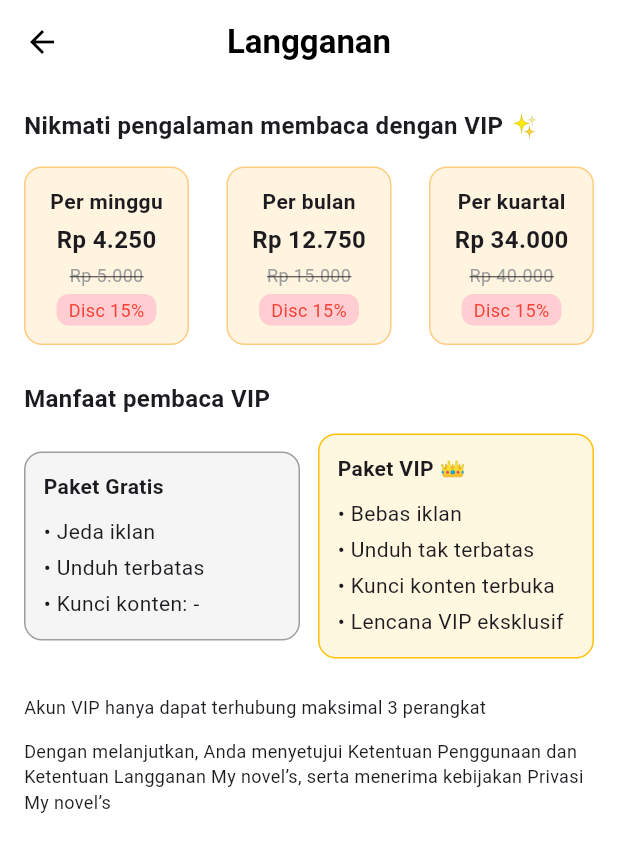
After one commit to Venita23/Tugas-Kelompok-1-DPM, a Flutter app: the ProfilePage screen opened directly, after a tap on "Langganan VIP", on a phone screen of 412 x 824 dp. The commit adds this screen. Shown: the top 852 px of the screen. Run offline on Flutter 3.47's test engine with Material 3 defaults, Android fonts, the phone set to English and light mode, and no system bars.

Commit message:
Langganan.dart

```diff
--- /dev/null
+++ b/lib/langganan.dart
@@ -0,0 +1,210 @@
+import 'package:flutter/material.dart';
+
+class LanggananPage extends StatelessWidget {
+  const LanggananPage({super.key});
+
+  @override
+  Widget build(BuildContext context) {
+    return Scaffold(
+      backgroundColor: Colors.white,
+      appBar: AppBar(
+        backgroundColor: Colors.white,
+        elevation: 0,
+        leading: IconButton(
+          icon: const Icon(Icons.arrow_back, color: Colors.black),
+          onPressed: () => Navigator.pop(context),
+        ),
+        centerTitle: true,
+        title: const Text(
+          "Langganan",
+          style: TextStyle(
+            color: Colors.black,
+            fontWeight: FontWeight.bold,
+          ),
+        ),
+      ),
+      body: ListView(
+        padding: const EdgeInsets.all(16),
+        children: [
+          const Text(
+            "Nikmati pengalaman membaca dengan VIP ✨",
+            style: TextStyle(
+              fontSize: 16,
+              fontWeight: FontWeight.bold,
+            ),
+          ),
+          const SizedBox(height: 16),
+
+          // Pilihan Paket
+          Row(
+            mainAxisAlignment: MainAxisAlignment.spaceBetween,
+            children: const [
+              PaketCard(
+                durasi: "Per minggu",
+                hargaDiskon: "Rp 4.250",
+                hargaAsli: "Rp 5.000",
+              ),
+              PaketCard(
+                durasi: "Per bulan",
+                hargaDiskon: "Rp 12.750",
+                hargaAsli: "Rp 15.000",
+              ),
+              PaketCard(
+                durasi: "Per kuartal",
+                hargaDiskon: "Rp 34.000",
+                hargaAsli: "Rp 40.000",
+              ),
+            ],
+          ),
+
+          const SizedBox(height: 24),
+
+          // Manfaat VIP
+          const Text(
+            "Manfaat pembaca VIP",
+            style: TextStyle(
+              fontWeight: FontWeight.bold,
+              fontSize: 16,
+            ),
+          ),
+          const SizedBox(height: 12),
+
+          Row(
+            children: const [
+              Expanded(child: PaketBenefitCard(
+                title: "Paket Gratis",
+                items: [
+                  "Jeda iklan",
+                  "Unduh terbatas",
+                  "Kunci konten: -"
+                ],
+                isVip: false,
+              )),
+              SizedBox(width: 12),
+              Expanded(child: PaketBenefitCard(
+                title: "Paket VIP 👑",
+                items: [
+                  "Bebas iklan",
+                  "Unduh tak terbatas",
+                  "Kunci konten terbuka",
+                  "Lencana VIP eksklusif"
+                ],
+                isVip: true,
+              )),
+            ],
+          ),
+
+          const SizedBox(height: 24),
+          const Text(
+            "Akun VIP hanya dapat terhubung maksimal 3 perangkat",
+            style: TextStyle(fontSize: 12),
+          ),
+          const SizedBox(height: 12),
+          const Text(
+            "Dengan melanjutkan, Anda menyetujui Ketentuan Penggunaan dan Ketentuan Langganan My novel’s, serta menerima kebijakan Privasi My novel’s",
+            style: TextStyle(fontSize: 12),
+          ),
+        ],
+      ),
+    );
+  }
+}
+
+class PaketCard extends StatelessWidget {
+  final String durasi;
+  final String hargaDiskon;
+  final String hargaAsli;
+
+  const PaketCard({
+    super.key,
+    required this.durasi,
+    required this.hargaDiskon,
+    required this.hargaAsli,
+  });
+
+  @override
+  Widget build(BuildContext context) {
+    return Container(
+      width: 110,
+      padding: const EdgeInsets.all(12),
+      decoration: BoxDecoration(
+        color: Color(0xFFFFF4E0),
+        borderRadius: BorderRadius.circular(12),
+        border: Border.all(color: Colors.orange.shade200),
+      ),
+      child: Column(
+        children: [
+          Text(
+            durasi,
+            style: const TextStyle(fontWeight: FontWeight.bold),
+          ),
+          const SizedBox(height: 4),
+          Text(
+            hargaDiskon,
+            style: const TextStyle(fontWeight: FontWeight.bold, fontSize: 16),
+          ),
+          const SizedBox(height: 4),
+          Text(
+            hargaAsli,
+            style: const TextStyle(
+              decoration: TextDecoration.lineThrough,
+              color: Colors.grey,
+              fontSize: 12,
+            ),
+          ),
+          const SizedBox(height: 4),
+          Container(
+            padding: const EdgeInsets.symmetric(vertical: 2, horizontal: 8),
+            decoration: BoxDecoration(
+              color: Colors.red.shade100,
+              borderRadius: BorderRadius.circular(8),
+            ),
+            child: const Text(
+              "Disc 15%",
+              style: TextStyle(color: Colors.red, fontSize: 12),
+            ),
+          ),
+        ],
+      ),
+    );
+  }
+}
+
+class PaketBenefitCard extends StatelessWidget {
+  final String title;
+  final List<String> items;
+  final bool isVip;
+
+  const PaketBenefitCard({
+    super.key,
+    required this.title,
+    required this.items,
+    required this.isVip,
+  });
+
+  @override
+  Widget build(BuildContext context) {
+    return Container(
+      padding: const EdgeInsets.all(12),
+      decoration: BoxDecoration(
+        color: isVip ? Color(0xFFFFF8E1) : Color(0xFFF5F5F5),
+        borderRadius: BorderRadius.circular(12),
+        border: Border.all(color: isVip ? Colors.amber : Colors.grey),
+      ),
+      child: Column(
+        crossAxisAlignment: CrossAxisAlignment.start,
+        children: [
+          Text(
+            title,
+            style: const TextStyle(fontWeight: FontWeight.bold),
+          ),
+          const SizedBox(height: 8),
+          ...items.map((item) => Padding(
+                padding: const EdgeInsets.symmetric(vertical: 2),
+                child: Text("• $item"),
+              )),
+        ],
+      ),
+    );
+  }
+}
--- a/lib/profile_page.dart
+++ b/lib/profile_page.dart
@@ -2,7 +2,8 @@ import 'package:flutter/material.dart';
 import 'pengaturan_akun.dart';
 import 'preferensi_bacaan.dart';
 import 'riwayat.dart';
-import 'vip_page.dart'; // Pastikan ini ditambahkan
+import 'vip_page.dart';
+import 'langganan.dart';
 
 class ProfilePage extends StatelessWidget {
   const ProfilePage({super.key});
@@ -10,11 +11,11 @@ class ProfilePage extends StatelessWidget {
   @override
   Widget build(BuildContext context) {
     final List<String> gambarBacaan = [
-      "assets/KinantiAsmaraDuaDunia.jpeg",
-      "assets/IstriCantikSangPanglima.jpeg",
-      "assets/Vimala.jpeg",
-      "assets/StayWithMe.jpeg",
-      "assets/CelestiaMenjadiPengantinKaisar.jpeg",
+      'assets/KinantiAsmaraDuaDunia.jpeg',
+      'assets/IstriCantikSangPanglima.jpeg',
+      'assets/Vimala.jpeg',
+      'assets/StayWithMe.jpeg',
+      'assets/CelestiaMenjadiPengantinKaisar.jpeg',
     ];
 
     return Scaffold(
@@ -25,7 +26,8 @@ class ProfilePage extends StatelessWidget {
           child: Column(
             crossAxisAlignment: CrossAxisAlignment.start,
             children: [
-              const Text("Profil", style: TextStyle(fontSize: 20, fontWeight: FontWeight.bold)),
+              const Text('Profil',
+                  style: TextStyle(fontSize: 20, fontWeight: FontWeight.bold)),
               const SizedBox(height: 16),
               Row(
                 children: [
@@ -34,22 +36,21 @@ class ProfilePage extends StatelessWidget {
                   Column(
                     crossAxisAlignment: CrossAxisAlignment.start,
                     children: [
-                      const Text(
-                        "Venita Amelia ✒",
-                        style: TextStyle(fontSize: 16, fontWeight: FontWeight.bold),
-                      ),
+                      const Text('Venita Amelia ✒',
+                          style: TextStyle(
+                              fontSize: 16, fontWeight: FontWeight.bold)),
                       GestureDetector(
                         onTap: () {
                           Navigator.push(
                             context,
-                            MaterialPageRoute(builder: (context) => const VIPPage()),
+                            MaterialPageRoute(builder: (_) => const VIPPage()),
                           );
                         },
                         child: const Text(
-                          "VIP",
+                          'VIP',
                           style: TextStyle(
                             color: Colors.red,
-                            decoration: TextDecoration.underline, // agar terlihat bisa diklik
+                            decoration: TextDecoration.underline,
                           ),
                         ),
                       ),
@@ -61,12 +62,12 @@ class ProfilePage extends StatelessWidget {
               const Row(
                 mainAxisAlignment: MainAxisAlignment.spaceBetween,
                 children: [
-                  Text("Bacaan Terakhir", style: TextStyle(fontWeight: FontWeight.bold)),
-                  Text("Lihat semua", style: TextStyle(color: Colors.red)),
+                  Text('Bacaan Terakhir',
+                      style: TextStyle(fontWeight: FontWeight.bold)),
+                  Text('Lihat semua', style: TextStyle(color: Colors.red)),
                 ],
               ),
               const SizedBox(height: 10),
-
               // Gambar Bacaan Terakhir
               SizedBox(
                 height: 160,
@@ -89,69 +90,82 @@ class ProfilePage extends StatelessWidget {
                       ),
                       child: ClipRRect(
                         borderRadius: BorderRadius.circular(8),
-                        child: Image.asset(
-                          gambarBacaan[index],
-                          fit: BoxFit.cover,
-                        ),
+                        child: Image.asset(gambarBacaan[index], fit: BoxFit.cover),
                       ),
                     );
                   },
                 ),
               ),
+              const SizedBox(height: 24),
 
-              const SizedBox(height: 24),
+              // ====== Kartu 1 ======
               buildSettingsCard([
                 ListTile(
                   leading: const Icon(Icons.settings),
-                  title: const Text("Pengaturan Akun"),
+                  title: const Text('Pengaturan Akun'),
                   trailing: const Icon(Icons.chevron_right),
                   onTap: () {
                     Navigator.push(
                       context,
-                      MaterialPageRoute(builder: (context) => const PengaturanAkun()),
+                      MaterialPageRoute(builder: (_) => const PengaturanAkun()),
                     );
                   },
                 ),
                 ListTile(
                   leading: const Icon(Icons.settings),
-                  title: const Text("Preferensi Bacaan"),
+                  title: const Text('Preferensi Bacaan'),
                   trailing: const Icon(Icons.chevron_right),
                   onTap: () {
                     Navigator.push(
                       context,
-                      MaterialPageRoute(builder: (context) => const PreferensiBacaan()),
+                      MaterialPageRoute(builder: (_) => const PreferensiBacaan()),
                     );
                   },
                 ),
-                settingItem(Icons.subscriptions, "Langganan"),
+                // Langganan VIP
                 ListTile(
-                  leading: const Icon(Icons.settings),
-                  title: const Text("Riwayat"),
+                  leading: const Icon(Icons.workspace_premium_rounded, color: Color.fromARGB(255, 0, 0, 0)),
+                  title: const Text('Langganan VIP'),
                   trailing: const Icon(Icons.chevron_right),
                   onTap: () {
                     Navigator.push(
                       context,
-                      MaterialPageRoute(builder: (context) => const Riwayat()),
+                      MaterialPageRoute(builder: (_) => const LanggananPage()),
+                    );
+                  },
+                ),
+                ListTile(
+                  leading: const Icon(Icons.settings),
+                  title: const Text('Riwayat'),
+                  trailing: const Icon(Icons.chevron_right),
+                  onTap: () {
+                    Navigator.push(
+                      context,
+                      MaterialPageRoute(builder: (_) => const Riwayat()),
                     );
                   },
                 ),
               ]),
+
               const SizedBox(height: 12),
+
+              // ====== Kartu 2 ======
               buildSettingsCard([
-                settingItem(Icons.feedback_outlined, "Bantuan & Umpan Balik"),
-                settingItem(Icons.info_outline, "Tentang Aplikasi"),
-                settingItem(Icons.mail_outline, "Kotak Masuk"),
-                settingItem(Icons.create_outlined, "Menjadi Penulis"),
+                settingItem(Icons.feedback_outlined, 'Bantuan & Umpan Balik'),
+                settingItem(Icons.info_outline, 'Tentang Aplikasi'),
+                settingItem(Icons.mail_outline, 'Kotak Masuk'),
+                settingItem(Icons.create_outlined, 'Menjadi Penulis'),
               ]),
+
               const SizedBox(height: 20),
               ElevatedButton(
                 onPressed: () {},
                 style: ElevatedButton.styleFrom(
-                  backgroundColor: const Color.fromARGB(255, 0, 61, 130),
+                  backgroundColor: const Color(0xFF003D82),
                   minimumSize: const Size(double.infinity, 50),
                   shape: RoundedRectangleBorder(borderRadius: BorderRadius.circular(10)),
                 ),
-                child: const Text("Log Out", style: TextStyle(color: Colors.white)),
+                child: const Text('Log Out', style: TextStyle(color: Colors.white)),
               ),
             ],
           ),
@@ -160,6 +174,7 @@ class ProfilePage extends StatelessWidget {
     );
   }
 
+  // ---------- Helpers ----------
   static Widget buildSettingsCard(List<Widget> children) {
     return Container(
       width: double.infinity,
```
